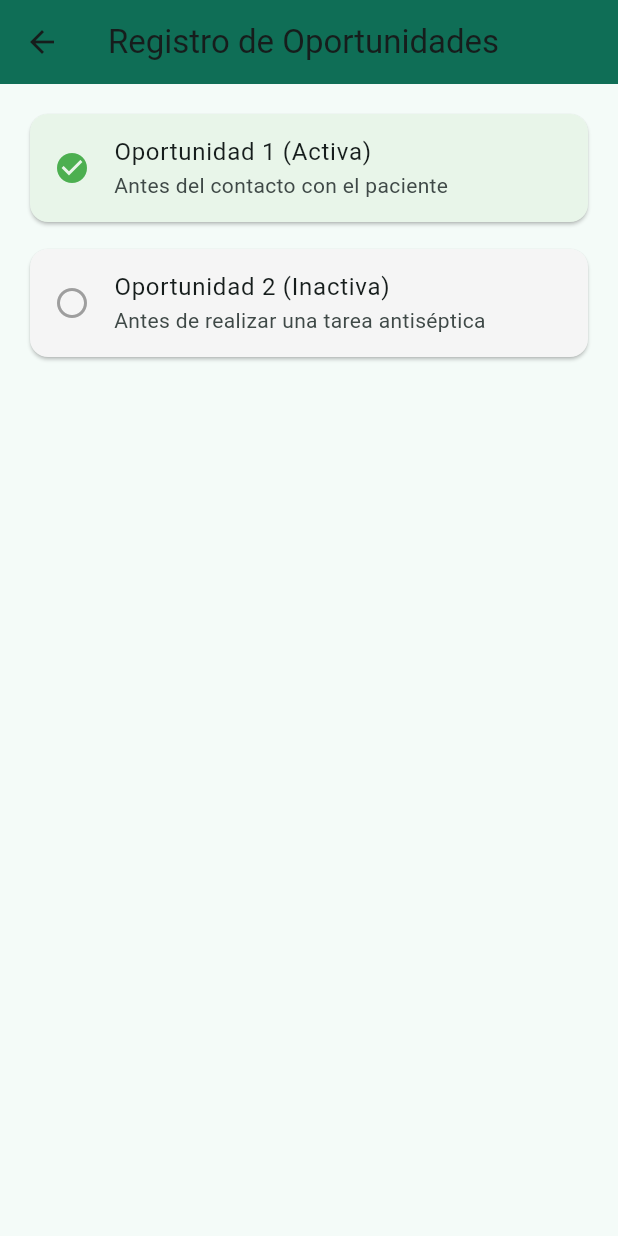
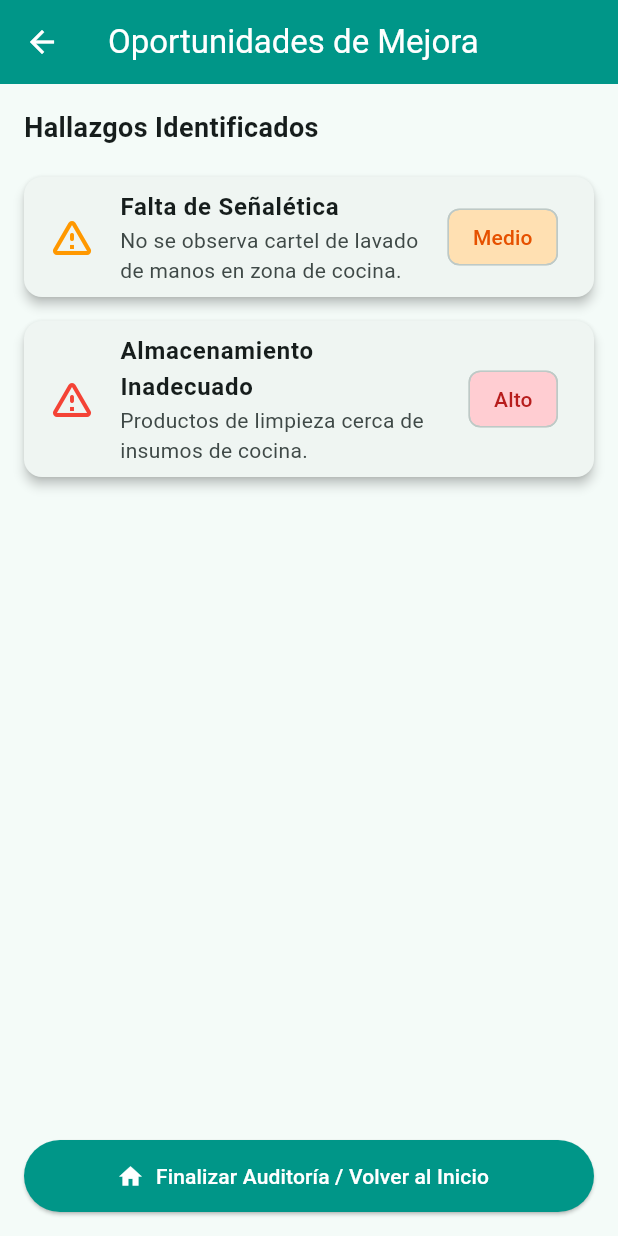
Before and after one commit to Renato-Aldair-Mamani-Apaza/app_auditoria_higiene, a Flutter app: the PantallaOportunidades screen opened by its route, on a phone screen of 412 x 824 dp. Run offline on Flutter 3.47's test engine with Material 3 defaults, Android fonts, the phone set to English and light mode, and no system bars.

Commit message:
Update pantalla_oportunidades.dart

```diff
--- a/lib/pantalla_oportunidades.dart
+++ b/lib/pantalla_oportunidades.dart
@@ -1,4 +1,5 @@
 import 'package:flutter/material.dart';
+import 'tarjeta_oportunidad.dart';
 
 class PantallaOportunidades extends StatelessWidget {
   const PantallaOportunidades({super.key});
@@ -7,30 +8,46 @@ class PantallaOportunidades extends StatelessWidget {
   Widget build(BuildContext context) {
     return Scaffold(
       appBar: AppBar(
-        title: const Text('Registro de Oportunidades'),
-        backgroundColor: const Color(0xFF0F6E56),
+        title: const Text('Oportunidades de Mejora'),
+        backgroundColor: Colors.teal,
+        foregroundColor: Colors.white,
       ),
       body: Padding(
         padding: const EdgeInsets.all(16.0),
         child: Column(
+          crossAxisAlignment: CrossAxisAlignment.start,
           children: [
-            Card(
-              color: Colors.green.shade50,
-              child: const ListTile(
-                leading: Icon(Icons.check_circle, color: Colors.green),
-                title: Text('Oportunidad 1 (Activa)'),
-                subtitle: Text('Antes del contacto con el paciente'),
+            const Text(
+              'Hallazgos Identificados',
+              style: TextStyle(fontSize: 18, fontWeight: FontWeight.bold),
+            ),
+            const SizedBox(height: 12),
+            Expanded(
+              child: ListView(
+                children: const [
+                  TarjetaOportunidad(
+                    titulo: 'Falta de Señalética',
+                    descripcion: 'No se observa cartel de lavado de manos en zona de cocina.',
+                    nivelRiesgo: 'Medio',
+                  ),
+                  TarjetaOportunidad(
+                    titulo: 'Almacenamiento Inadecuado',
+                    descripcion: 'Productos de limpieza cerca de insumos de cocina.',
+                    nivelRiesgo: 'Alto',
+                  ),
+                ],
               ),
             ),
-            const SizedBox(height: 10),
-            Card(
-              color: Colors.grey.shade100,
-              child: const ListTile(
-                leading: Icon(Icons.radio_button_unchecked, color: Colors.grey),
-                title: Text('Oportunidad 2 (Inactiva)'),
-                subtitle: Text('Antes de realizar una tarea antiséptica'),
+            ElevatedButton.icon(
+              style: ElevatedButton.styleFrom(
+                minimumSize: const Size.fromHeight(48),
+                backgroundColor: Colors.teal,
+                foregroundColor: Colors.white,
               ),
-            ),
+              onPressed: () => Navigator.pushNamed(context, '/'),
+              icon: const Icon(Icons.home),
+              label: const Text('Finalizar Auditoría / Volver al Inicio'),
+            )
           ],
         ),
       ),
```
